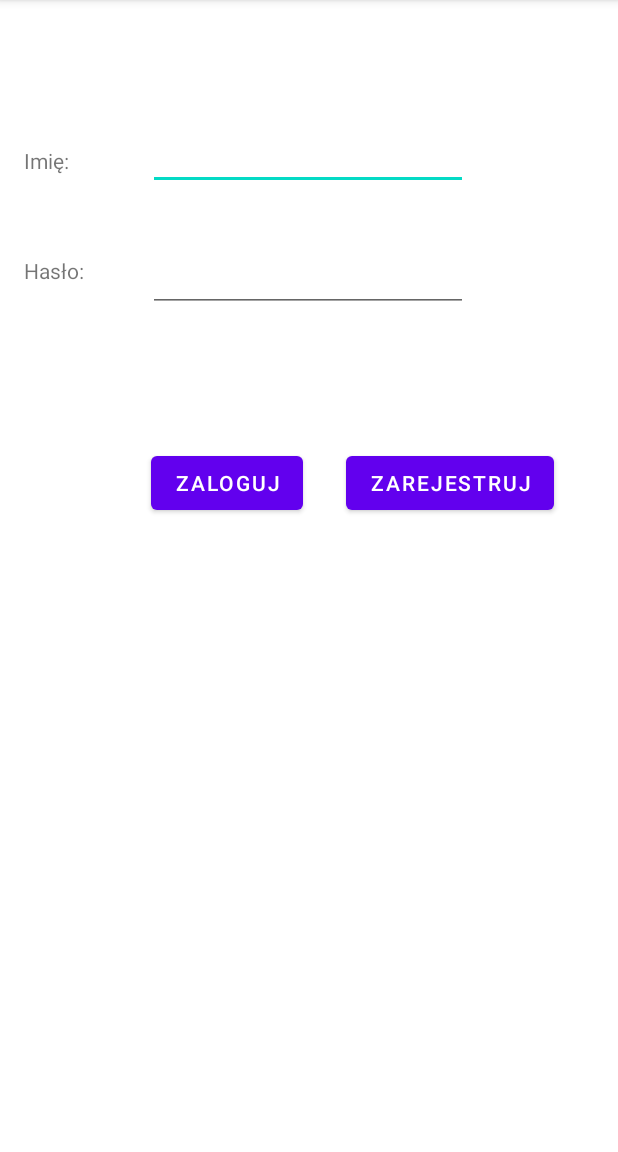
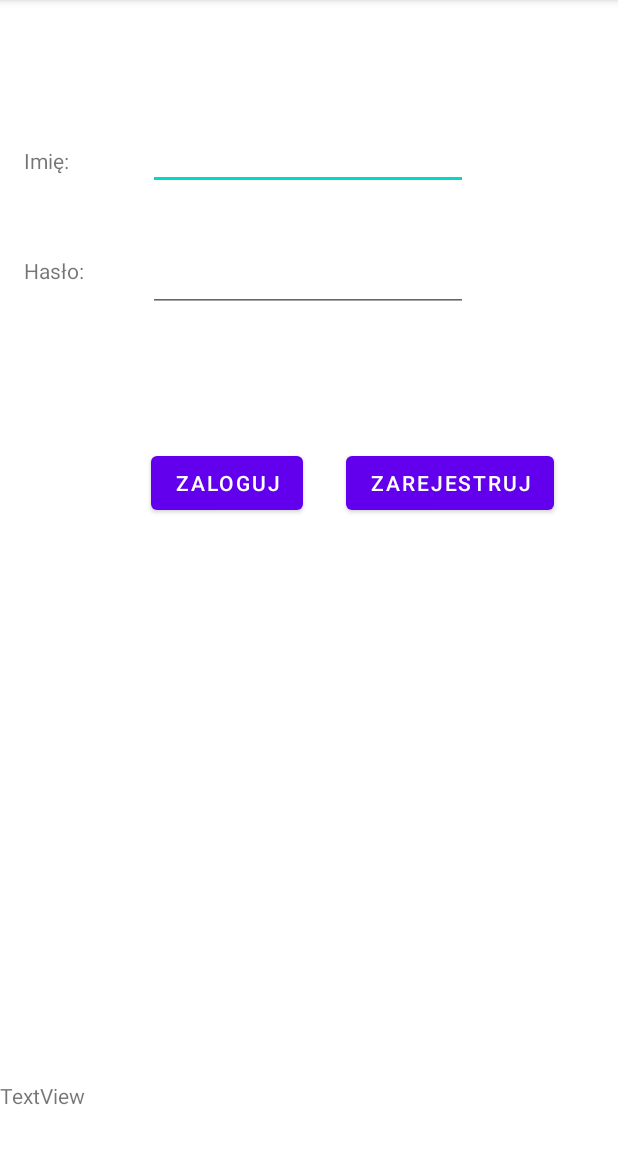
Before and after one commit to Gryba19/bazadanych, an Android app: the screen it shows after launch (MainActivity), on a phone screen of 412 x 824 dp, the part 84-1236 px from its top. Run offline under Robolectric (Android 15) with nearby library versions, the phone set to English and light mode, and no system bars.

Commit message:
baza danych

```diff
--- a/app/src/main/res/layout/activity_main.xml
+++ b/app/src/main/res/layout/activity_main.xml
@@ -80,4 +80,13 @@
         app:layout_constraintTop_toTopOf="parent"
         app:layout_constraintVertical_bias="0.228" />
 
+    <TextView
+        android:id="@+id/textView7"
+        android:layout_width="wrap_content"
+        android:layout_height="wrap_content"
+        android:layout_marginBottom="28dp"
+        android:text="TextView"
+        app:layout_constraintBottom_toBottomOf="parent"
+        tools:layout_editor_absoluteX="171dp" />
+
 </androidx.constraintlayout.widget.ConstraintLayout>
```
Also changed, not shown: app/src/main/java/com/example/bazadanych/MainActivity.java (+21 -2 lines).
